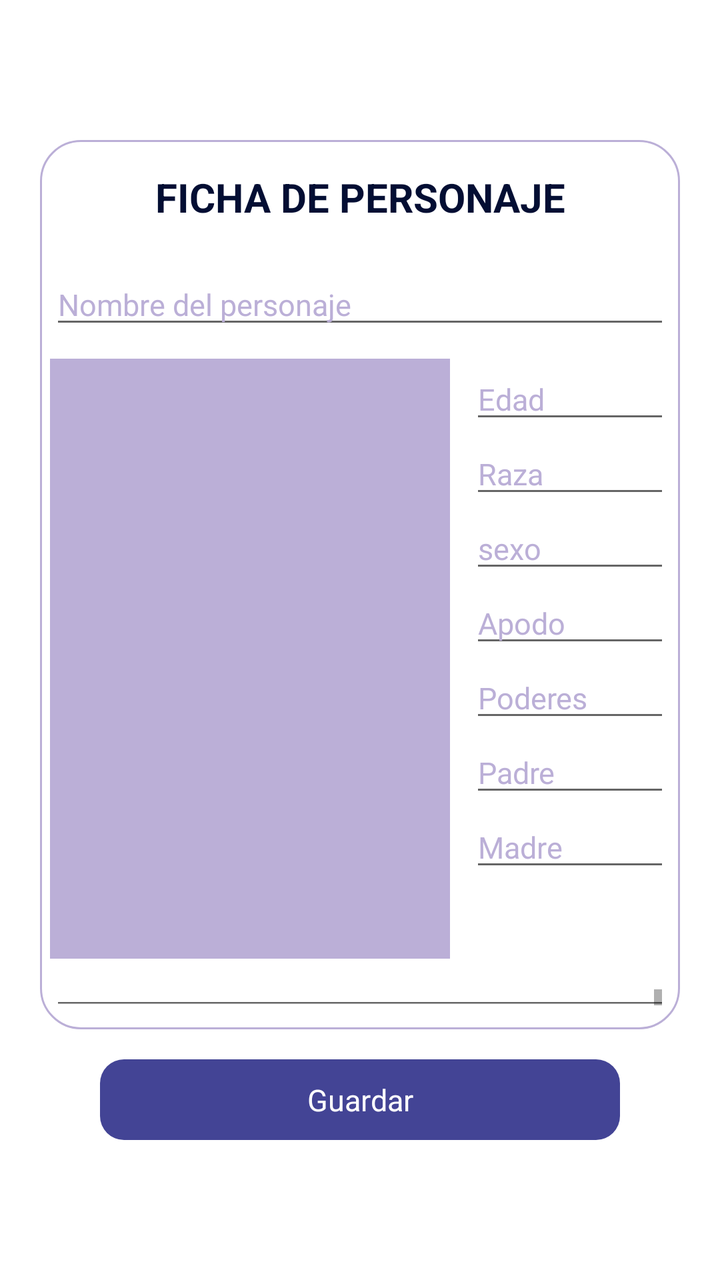
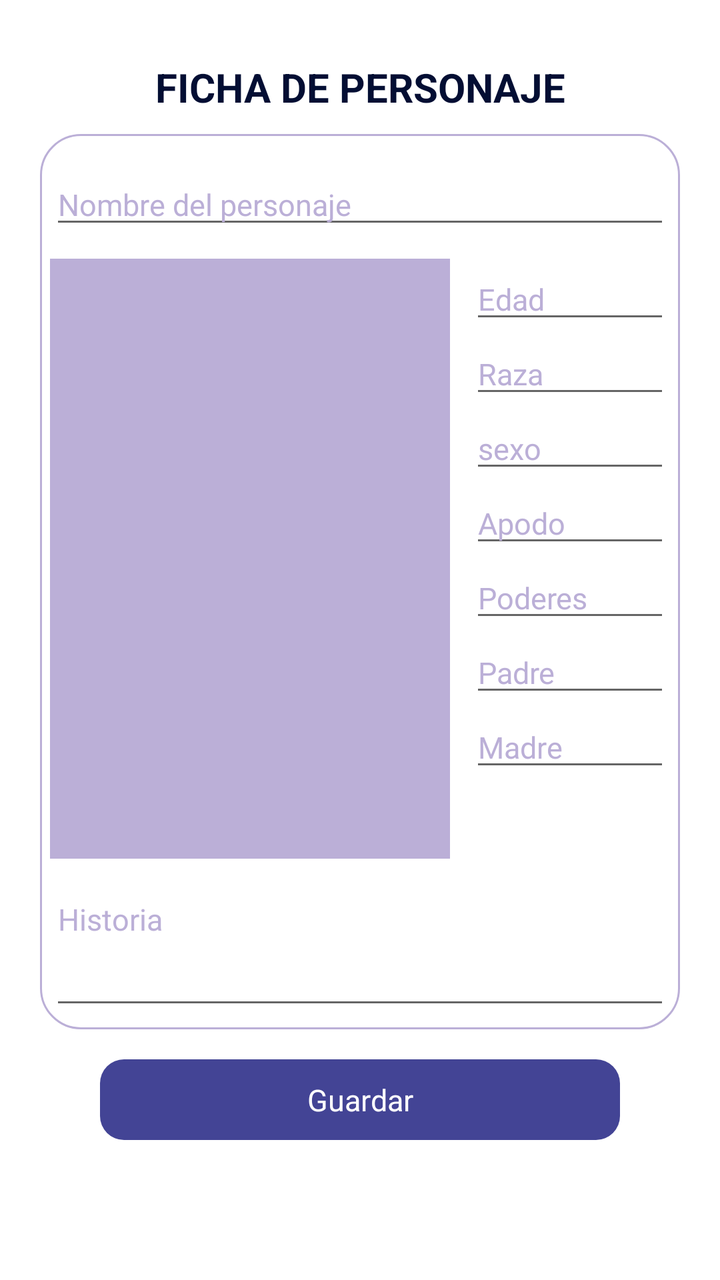

An Android layout rendered at two revisions. The XML below is the earlier revision; the diff shows what the commit changed to produce the second picture.
<!-- AndroidManifest.xml: fallback theme Theme.MaterialComponents.DayNight.NoActionBar -->
<!-- res/layout/activity_character.xml -->
<?xml version="1.0" encoding="utf-8"?>
<LinearLayout
    xmlns:android="http://schemas.android.com/apk/res/android"
    xmlns:tools="http://schemas.android.com/tools"
    android:id="@+id/main"
    android:layout_width="match_parent"
    android:layout_height="match_parent"
    android:orientation="vertical"
    android:paddingVertical="70dp"
    android:paddingHorizontal="20dp"
    android:background="@color/Color2"
    tools:context=".Character">

    <LinearLayout
        android:layout_width="match_parent"
        android:layout_height="match_parent"
        android:layout_weight="1"
        android:background="@drawable/archivo1"
        android:padding="5dp"
        android:orientation="vertical">

        
        <TextView
            android:id="@+id/tv_cabecera"
            android:layout_width="match_parent"
            android:layout_height="wrap_content"
            android:text="FICHA DE PERSONAJE"
            android:textSize="20dp"
            android:textStyle="bold"
            android:textColor="@color/Color1"
            android:padding="10dp"
            android:gravity="center"/>

        <EditText
            android:id="@+id/et_nombre_personaje"
            android:layout_width="match_parent"
            android:layout_height="wrap_content"
            android:hint="Nombre del personaje"
            android:textSize="15dp"
            android:textColor="@color/Color3"
            android:textColorHint="@color/Color4"
            android:layout_marginTop="10dp"/>

        <LinearLayout
            android:layout_width="match_parent"
            android:layout_height="300dp"
            android:orientation="horizontal"
            android:layout_marginTop="10dp">

            <ImageView
                android:id="@+id/iv_personaje"
                android:layout_width="200dp"
                android:layout_height="match_parent"
                android:scaleType="centerCrop"
                android:background="@color/Color4"
                android:contentDescription="Dibujo del personaje"/>

            <ScrollView
                android:layout_width="match_parent"
                android:layout_height="match_parent"
                android:paddingStart="10dp"
                android:fillViewport="true">

                <LinearLayout
                    android:layout_width="match_parent"
                    android:layout_height="wrap_content"
                    android:orientation="vertical">

                    <EditText
                        android:id="@+id/at_1"
                        android:layout_width="match_parent"
                        android:layout_height="wrap_content"
                        android:hint="Edad"
                        android:textSize="15dp"
                        android:textColor="@color/Color3"
                        android:textColorHint="@color/Color4" />

                    <EditText
                        android:id="@+id/at_2"
                        android:layout_width="match_parent"
                        android:layout_height="wrap_content"
                        android:hint="Raza"
                        android:textSize="15dp"
                        android:textColor="@color/Color3"
                        android:textColorHint="@color/Color4" />

                    <EditText
                        android:id="@+id/at_3"
                        android:layout_width="match_parent"
                        android:layout_height="wrap_content"
                        android:hint="sexo"
                        android:textSize="15dp"
                        android:textColor="@color/Color3"
                        android:textColorHint="@color/Color4" />

                    <EditText
                        android:id="@+id/at_4"
                        android:layout_width="match_parent"
                        android:layout_height="wrap_content"
                        android:hint="Apodo"
                        android:textSize="15dp"
                        android:textColor="@color/Color3"
                        android:textColorHint="@color/Color4" />

                    <EditText
                        android:id="@+id/at_5"
                        android:layout_width="match_parent"
                        android:layout_height="wrap_content"
                        android:hint="Poderes"
                        android:textSize="15dp"
                        android:textColor="@color/Color3"
                        android:textColorHint="@color/Color4" />

                    <EditText
                        android:id="@+id/at_6"
                        android:layout_width="match_parent"
                        android:layout_height="wrap_content"
                        android:hint="Padre"
                        android:textSize="15dp"
                        android:textColor="@color/Color3"
                        android:textColorHint="@color/Color4" />

                    <EditText
                        android:id="@+id/at_7"
                        android:layout_width="match_parent"
                        android:layout_height="wrap_content"
                        android:hint="Madre"
                        android:textSize="15dp"
                        android:textColor="@color/Color3"
                        android:textColorHint="@color/Color4" />

                </LinearLayout>
            </ScrollView>
        </LinearLayout>

        <EditText
            android:id="@+id/et_historia"
            android:layout_width="match_parent"
            android:layout_height="0dp"
            android:layout_weight="1"
            android:layout_marginTop="10dp"
            android:hint="Historia"
            android:textSize="15dp"
            android:textColor="@color/Color3"
            android:textColorHint="@color/Color4"
            android:gravity="top|start"
            android:inputType="textMultiLine"
            android:overScrollMode="always"
            android:scrollbarStyle="insideInset"
            android:scrollbars="vertical"/>

    </LinearLayout>

    <TextView
        android:id="@+id/tv_guardar"
        android:layout_width="match_parent"
        android:layout_height="wrap_content"
        android:padding="10dp"
        android:text="Guardar"
        android:textSize="15dp"
        android:textColor="@color/Color2"
        android:background="@drawable/archivo2"
        android:layout_marginHorizontal="30dp"
        android:layout_marginTop="15dp"
        android:gravity="center"/>
</LinearLayout>
<!-- resources referenced by this layout -->
<resources>
  <color name="Color1">#030E33</color>
  <color name="Color2">#FFFFFFFF</color>
  <color name="Color3">#434495</color>
  <color name="Color4">#BBAFD7</color>
  <!-- drawable archivo1 (drawable) -->
  <?xml version="1.0" encoding="utf-8"?>
  <layer-list xmlns:android="http://schemas.android.com/apk/res/android">
  
      
      <item android:id="@android:id/background">
          <shape android:shape="rectangle">
              <solid android:color="@color/Color2" />
              <stroke
                  android:width="1dp"
                  android:color="@color/Color4" />
              <corners android:radius="20dp" />
          </shape>
      </item>
  
      
      <item android:id="@android:id/progress">
          <clip>
              <shape android:shape="rectangle">
                  <solid android:color="@color/Color2" />
                  <corners android:radius="20dp" />
              </shape>
          </clip>
      </item>
  
  </layer-list>
  <!-- drawable archivo2 (drawable) -->
  <?xml version="1.0" encoding="utf-8"?>
  <shape xmlns:android="http://schemas.android.com/apk/res/android"
      android:shape="rectangle">
      <solid android:color="@color/Color3" />
      <corners android:radius="12dp" />
  </shape>
</resources>

<!-- the commit's change to res/layout/activity_character.xml (unified diff, before → after) -->
@@ -6,10 +6,23 @@
     android:layout_width="match_parent"
     android:layout_height="match_parent"
     android:orientation="vertical"
-    android:paddingVertical="70dp"
+    android:paddingBottom="70dp"
+    android:paddingTop="20dp"
     android:paddingHorizontal="20dp"
     android:background="@color/Color2"
     tools:context=".Character">
+
+    
+    <TextView
+        android:id="@+id/tv_cabecera"
+        android:layout_width="match_parent"
+        android:layout_height="wrap_content"
+        android:text="FICHA DE PERSONAJE"
+        android:textSize="20dp"
+        android:textStyle="bold"
+        android:textColor="@color/Color1"
+        android:padding="10dp"
+        android:gravity="center"/>
 
     <LinearLayout
         android:layout_width="match_parent"
@@ -18,18 +31,6 @@
         android:background="@drawable/archivo1"
         android:padding="5dp"
         android:orientation="vertical">
-
-        
-        <TextView
-            android:id="@+id/tv_cabecera"
-            android:layout_width="match_parent"
-            android:layout_height="wrap_content"
-            android:text="FICHA DE PERSONAJE"
-            android:textSize="20dp"
-            android:textStyle="bold"
-            android:textColor="@color/Color1"
-            android:padding="10dp"
-            android:gravity="center"/>
 
         <EditText
             android:id="@+id/et_nombre_personaje"
